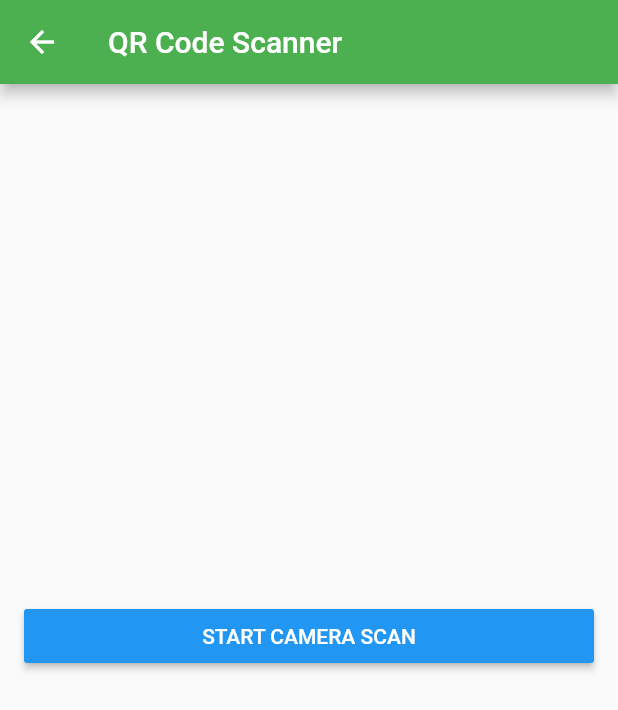
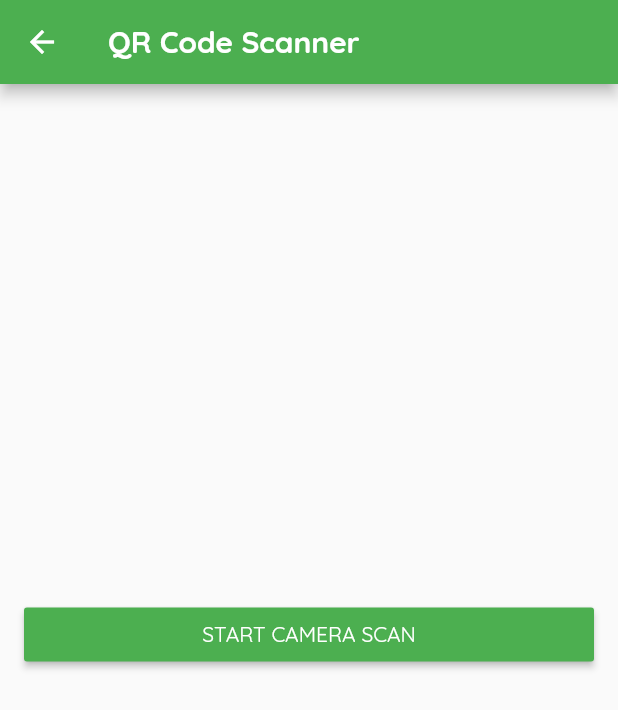
Before and after one commit to SOMONSOUM/QR-Code-in-Flutter, a Flutter app: the screen it shows after launch, after a tap on "SCAN QR CODE", on a phone screen of 412 x 824 dp. Shown: the top 710 px of the screen. Run offline on Flutter 3.47's test engine with Material 2 defaults, Android fonts, the phone set to English and light mode, and no system bars; our stand-ins replace qr_flutter; missing offline and left inert: barcode_scan.

Commit message:
Change font family

```diff
--- a/lib/detail.dart
+++ b/lib/detail.dart
@@ -19,7 +19,10 @@ class _DetailState extends State<DetailWidget> {
   Widget build(BuildContext context) {
     return Scaffold(
         appBar: AppBar(
-          title: Text('Detail'),
+          title: Text(
+            'Detail',
+            style: TextStyle(fontWeight: FontWeight.bold),
+          ),
           actions: <Widget>[
             IconButton(
               icon: Icon(Icons.share),
--- a/lib/home_screen.dart
+++ b/lib/home_screen.dart
@@ -9,7 +9,10 @@ class HomeScreen extends StatelessWidget {
     return Scaffold(
       appBar: AppBar(
         centerTitle: true,
-        title: Text('QR Code Scanner & Generator'),
+        title: Text(
+          'QR Code Scanner & Generator',
+          style: TextStyle(fontWeight: FontWeight.bold),
+        ),
       ),
       body: Center(
           child: Column(
--- a/lib/main.dart
+++ b/lib/main.dart
@@ -10,6 +10,7 @@ class MyApp extends StatelessWidget {
         title: 'Flutter Demo',
         theme: ThemeData(
           primarySwatch: Colors.green,
+          fontFamily: 'Quicksand',
         ),
         home: HomeScreen());
   }
--- a/lib/scan.dart
+++ b/lib/scan.dart
@@ -21,7 +21,10 @@ class _ScanState extends State<ScanScreen> {
   Widget build(BuildContext context) {
     return Scaffold(
         appBar: new AppBar(
-          title: new Text('QR Code Scanner'),
+          title: new Text(
+            'QR Code Scanner',
+            style: TextStyle(fontWeight: FontWeight.bold),
+          ),
         ),
         body: new Center(
           child: new Column(
@@ -31,7 +34,7 @@ class _ScanState extends State<ScanScreen> {
               Padding(
                 padding: EdgeInsets.symmetric(horizontal: 16.0, vertical: 8.0),
                 child: RaisedButton(
-                    color: Colors.blue,
+                    color: Colors.green,
                     textColor: Colors.white,
                     splashColor: Colors.blueGrey,
                     onPressed: scan,
```
Also changed, not shown: lib/generate.dart (+11 -3 lines), pubspec.yaml (+6 -22 lines), assets/fonts/Quicksand-Bold.ttf (added), assets/fonts/Quicksand-Light.ttf (added), assets/fonts/Quicksand-Medium.ttf (added), assets/fonts/Quicksand-Regular.ttf (added).
